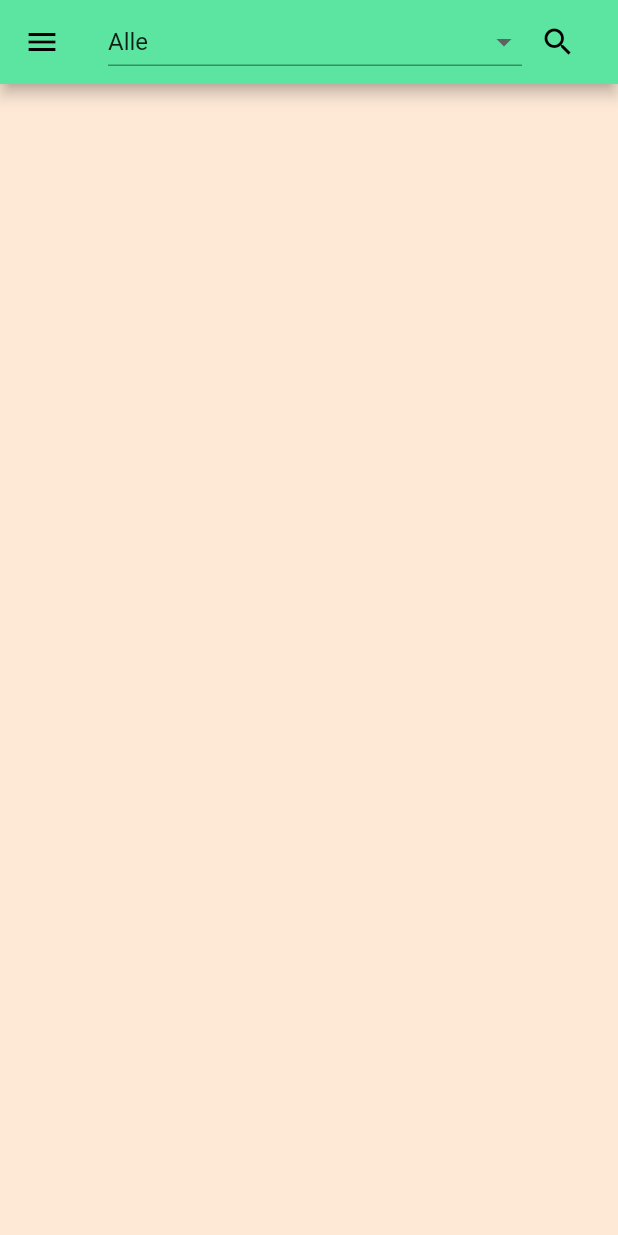
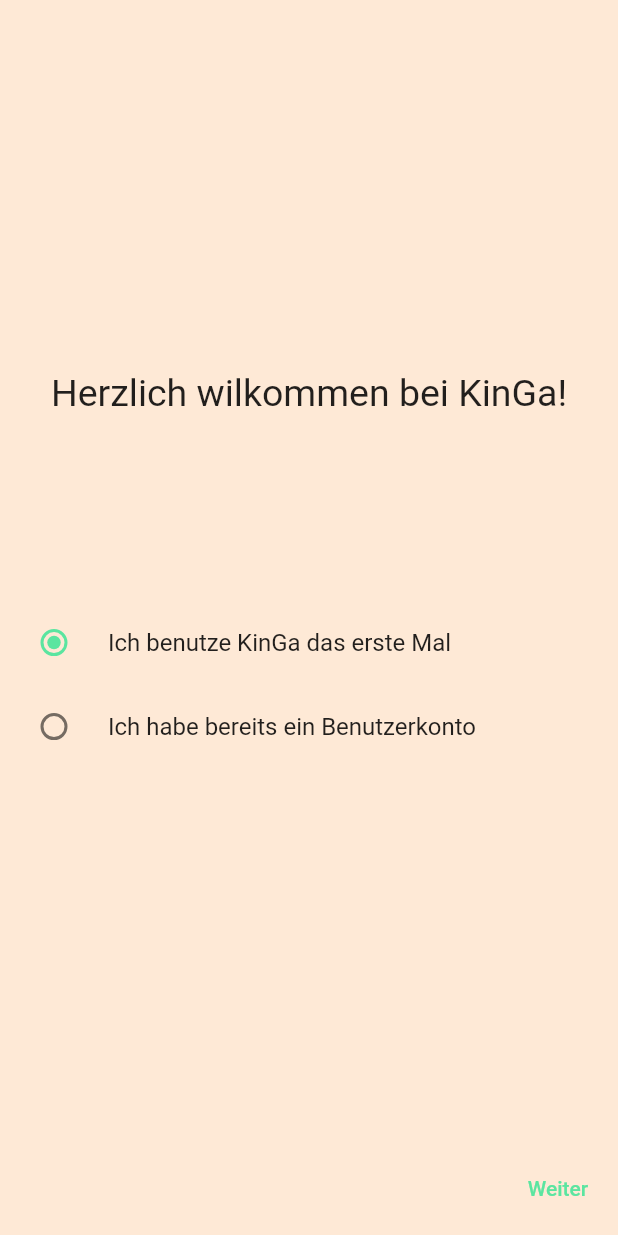
Before and after one commit to ManfredStoiber/KinGa, a Flutter app: the screen it shows after launch, on a phone screen of 412 x 824 dp. Run offline on Flutter 3.47's test engine with Material 2 defaults, Android fonts, the phone set to English and light mode, and no system bars; our stand-ins replace bloc, cloud_firestore, firebase_auth, firebase_core, flutter_bloc, flutter_svg and 2 more; accounts and stored records are empty.

Commit message:
Implemented account management (user registration and login)

```diff
--- a/lib/constants/strings.dart
+++ b/lib/constants/strings.dart
@@ -1,9 +1,13 @@
 
 class Strings {
   static const String allGroups = 'Alle';
+  static const String alreadyRegistered = 'Ich habe bereits ein Benutzerkonto';
+  static const String back = 'Zurück';
   static const String birthday = 'Geburtsdatum';
+  static const String email = 'E-Mail-Adresse';
   static const String feedback = 'Feedback';
   static const String firstname = 'Vorname';
+  static const String greeting = 'Herzlich wilkommen bei KinGa!';
   static const String impressum = 'Impressum';
   static const String infoGeneral = 'Allgemeines';
   static const String infoPickup = 'Abholberechtigte';
@@ -13,8 +17,43 @@ class Strings {
   static const String logout = 'Ausloggen';
   static const String middlename = 'Zweitname(n)';
   static const String newChild = 'Neues Kind';
+  static const String next = 'Weiter';
+  static const String notRegistered = 'Ich benutze KinGa das erste Mal';
+  static const String password = 'Passwort';
+  static const String passwordRepeat = 'Passwort wiederholen';
   static const String permission = 'Berechtigungen';
   static const String search = 'Suche';
   static const String settings = 'Einstellungen';
+  static const String signIn = 'Anmelden';
+  static const String signUp = 'Registrieren';
   static const String support = 'Support';
+  static const String errorEmailAlreadyInUse = 'Es besteht bereits ein Benutzerkonto mit der angegebenen E-Mail-Adresse';
+  static const String errorEmailEmpty = 'E-Mail-Adresse darf nicht leer sein';
+  static const String errorInvalidEmail = 'Die angegebene E-Mail-Adresse ist ungültig';
+  static const String errorInvalidEmailOrPassword = 'E-Mail-Adresse und/oder Passwort ungültig';
+  static const String errorNetwork = 'Verbindung konnte nicht hergestellt werden. Überprüfen Sie ihre Netzwerkverbindung und versuchen Sie es erneut.';
+  static const String errorOccured = 'Es ist ein Fehler aufgetreten';
+  static const String errorPasswordEmpty = 'Passwort darf nicht leer sein';
+  static const String errorRepeatPasswordEmpty = 'Bitte Passwort erneut eingeben';
+  static const String errorRepeatPasswordNotEqual = 'Die beiden Passwörter stimmen nicht überein';
+  static const String errorUnexpected = 'Ein unerwarteter Fehler ist aufgetreten. Bitte versuchen Sie es später erneut, oder kontaktieren Sie den Support, damit wir Ihnen weiterhelfen können';
+  static const String errorUserDisabled = 'Das angegebene Benutzerkonto wurde vorübergehend deaktiviert. Bitte kontaktieren Sie den Support, damit wir Ihnen weiterhelfen können';
+  static const String errorUserNotFound = 'Unter der angegebenen E-Mail-Adresse wurde noch kein Benutzerkonto erstellt';
+  static const String errorWeakPassword = 'Das eingegebene Passwort ist zu schwach. Das Passwort muss mindestens 6 Zeichen lang sein und sollte Sonderzeichen sowie Groß- und Kleinbuchstaben enthalten';
+
+  // Firebase error codes for signInWithEmailAndPassword
+  static const String firebaseErrorInvalidEmail = 'invalid-email';
+  static const String firebaseErrorUserDisabled = 'user-disabled';
+  static const String firebaseErrorUserNotFound = 'user-not-found';
+  static const String firebaseErrorWrongPassword = 'wrong-password';
+
+  // Firebase error codes for createUserWithEmailAndPassword
+  static const String firebaseErrorEmailAlreadyInUse = 'email-already-in-use';
+  //static const String firebaseErrorInvalidEmail = 'invalid-email';
+  static const String firebaseErrorOperationNotAllowed = 'operation-not-allowed';
+  static const String firebaseErrorWeakPassword = 'weak-password';
+
+  // Firebase error codes
+  static const String firebaseErrorNetworkRequestFailed = 'network-request-failed';
+
 }
--- a/lib/main.dart
+++ b/lib/main.dart
@@ -1,9 +1,12 @@
+import 'package:firebase_auth/firebase_auth.dart';
 import 'package:firebase_core/firebase_core.dart';
 import 'package:flutter/material.dart';
 import 'package:flutter_bloc/flutter_bloc.dart';
 import 'package:kinga/constants/colors.dart';
 import 'package:kinga/data/firebase_student_repository.dart';
 import 'package:kinga/ui/attendance_screen.dart';
+import 'package:kinga/ui/setup_screen.dart';
+import 'package:kinga/ui/tabtest.dart';
 import 'domain/students_cubit.dart';
 import 'firebase_options.dart';
 
@@ -19,9 +22,14 @@ void main() async {
 class MyApp extends StatelessWidget {
   const MyApp({Key? key}) : super(key: key);
 
-  // This widget is the root of your application.
   @override
   Widget build(BuildContext context) {
+    // StreamBuilder for distinction if user is authenticated or not
+    return StreamBuilder<User?>(
+      stream: FirebaseAuth.instance.authStateChanges(),
+      builder: (BuildContext context, AsyncSnapshot<User?> snapshot) {
+        if (snapshot.hasData) {
+          // if logged in
           return MultiBlocProvider(
               providers: [
                 BlocProvider(
@@ -41,5 +49,29 @@ class MyApp extends StatelessWidget {
                 home: const AttendanceScreen(),
               ),
             );
+        } else {
+          // if not logged in
+          return MultiBlocProvider(
+            providers: [
+              BlocProvider(
+                create: (context) => StudentsCubit(FirebaseStudentRepository())..getStudents(),
+                child: const AttendanceScreen(),
+              )
+            ],
+            child: MaterialApp(
+              title: 'Flutter Demo',
+              theme: ThemeData(
+                // This is the theme of your application.
+                  primarySwatch: ColorSchemes.kingacolor,
+                  scaffoldBackgroundColor: ColorSchemes.backgroundColor,
+                  backgroundColor: ColorSchemes.backgroundColor,
+                  errorColor: ColorSchemes.errorColor
+              ),
+              home: const SetupScreen(),
+            ),
+          );
+        }
+      },
+    );
   }
 }
--- a/lib/ui/attendance_screen.dart
+++ b/lib/ui/attendance_screen.dart
@@ -1,4 +1,5 @@
 import 'package:cloud_firestore/cloud_firestore.dart';
+import 'package:firebase_auth/firebase_auth.dart';
 import 'package:flutter/material.dart';
 import 'package:flutter_bloc/flutter_bloc.dart';
 import 'package:flutter_svg/flutter_svg.dart';
@@ -234,6 +235,7 @@ class _AttendanceScreenState extends State<AttendanceScreen> {
                 title: const Text(Strings.logout),
                 onTap: () {
                   Navigator.pop(context);
+                  FirebaseAuth.instance.signOut();
                 },
                 leading: Icon(Icons.power_settings_new),
               ),
--- /dev/null
+++ b/lib/ui/setup_screen.dart
@@ -0,0 +1,308 @@
+import 'dart:developer';
+
+import 'package:firebase_auth/firebase_auth.dart';
+import 'package:flutter/cupertino.dart';
+import 'package:flutter/material.dart';
+import 'package:flutter/services.dart';
+import 'package:kinga/constants/strings.dart';
+
+class SetupScreen extends StatefulWidget {
+  const SetupScreen({Key? key}) : super(key: key);
+
+  @override
+  State<SetupScreen> createState() => _SetupScreenState();
+
+}
+
+class _SetupScreenState extends State<SetupScreen> with TickerProviderStateMixin {
+  final _registerFormKey = GlobalKey<FormState>();
+  final _loginFormKey = GlobalKey<FormState>();
+  bool _alreadyRegistered = false;
+  TextEditingController registrationEmailInputController = TextEditingController();
+  TextEditingController registrationPasswordInputController = TextEditingController();
+  TextEditingController registrationPasswordRepeatInputController = TextEditingController();
+
+  TextEditingController loginEmailInputController = TextEditingController();
+  TextEditingController loginPasswordInputController = TextEditingController();
+
+  late TabController _tabController;
+  int _tabIndex = 0;
+  List<Widget> _tabs = [];
+
+  @override
+  void initState() {
+    _tabs = [tab1(), ...tabsNotRegisteredYet()];
+    _tabController = TabController(length: _tabs.length, vsync: this);
+    _tabController.addListener(() {
+      setState(() {
+        _tabIndex = _tabController.index;
+      });
+    });
+    super.initState();
+  }
+
+  @override
+  void dispose() {
+    _tabController.dispose();
+    super.dispose();
+  }
+
+  @override
+  Widget build(BuildContext context) {
+    return Scaffold(
+        bottomNavigationBar: ButtonBar(
+          alignment: MainAxisAlignment.spaceBetween,
+          children: [
+            Visibility(
+              visible: _tabIndex > 0,
+              child: TextButton(
+                onPressed: () {
+                  if (_tabIndex > 0) {
+                    _tabController.animateTo(_tabIndex -1);
+                  }
+                },
+                child: const Text(Strings.back),
+              ),
+            ),
+            TextButton(
+                onPressed: () async {
+                  if (_tabIndex == 0) {
+                    _tabController.animateTo(_tabIndex +1);
+                  } else if (_tabIndex == 1) {
+                    if (_alreadyRegistered) {
+                      submitLoginForm();
+                    } else {
+                      submitRegistrationForm();
+                    }
+                  }
+                },
+                child: Text((){
+                  if (_tabIndex == 1 && _alreadyRegistered) {
+                    return Strings.signIn;
+                  } else if (_tabIndex == 1 && !_alreadyRegistered) {
+                    return Strings.signUp;
+                  } else {
+                    return Strings.next;
+                  }
+                }())
+            )
+          ],
+        ),
+        body: TabBarView(controller: _tabController, children: [
+          tab1(),
+          ..._alreadyRegistered
+              ? tabsAlreadyRegistered()
+              : tabsNotRegisteredYet()
+        ])
+      );
+  }
+
+  Widget tab1() {
+    return Column(
+      mainAxisAlignment: MainAxisAlignment.center,
+      children: [
+        Expanded(flex: 2,child: Container(),),
+        Center(child: Text(style: TextStyle(fontSize: 25), Strings.greeting)),
+        Expanded(child: Container(),),
+        RadioListTile(
+            title: const Text(Strings.notRegistered),
+            value: false,
+            groupValue: _alreadyRegistered,
+            onChanged: (value) {
+              setState(() {
+                _alreadyRegistered = false;
+                _tabs = [tab1(), ...tabsNotRegisteredYet()];
+                _tabController.dispose();
+                _tabController = TabController(length: _tabs.length, vsync: this);
+                _tabController.addListener(() {
+                  setState(() {
+                    _tabIndex = _tabController.index;
+                  });
+                });
+              });
+            }),
+        RadioListTile(
+            title: const Text(Strings.alreadyRegistered),
+            value: true,
+            groupValue: _alreadyRegistered,
+            onChanged: (value) {
+              setState(() {
+                _alreadyRegistered = true;
+                _tabs = [tab1(), ...tabsAlreadyRegistered()];
+                _tabController.dispose();
+                _tabController = TabController(length: _tabs.length, vsync: this);
+                _tabController.addListener(() {
+                  setState(() {
+                    _tabIndex = _tabController.index;
+                  });
+                });
+              });
+            }),
+        Expanded(flex: 2,child: Container(),)
+      ],
+    );
+  }
+
+  List<Widget> tabsAlreadyRegistered() {
+    return [
+      Container(
+        padding: const EdgeInsets.all(40),
+        child: Form(
+          key: _loginFormKey,
+          child: Column(
+            mainAxisAlignment: MainAxisAlignment.center,
+            children: [
+              TextFormField(
+                textInputAction: TextInputAction.next,
+                controller: loginEmailInputController,
+                decoration: InputDecoration(labelText: Strings.email),
+                validator: emailValidator,
+                inputFormatters: [FilteringTextInputFormatter.deny(new RegExp(r"\s\b|\b\s"))],
+              ),
+              TextFormField(
+                obscureText: true,
+                onFieldSubmitted: (value) => submitLoginForm(),
+                controller: loginPasswordInputController,
+                decoration: InputDecoration(labelText: Strings.password),
+                validator: passwordValidator,
+                inputFormatters: [FilteringTextInputFormatter.deny(new RegExp(r"\s\b|\b\s"))],
+              ),
+            ],
+          ),
+        ),
+      ),
+    ];
+  }
+
+  List<Widget> tabsNotRegisteredYet() {
+    return [
+      Container(
+        padding: const EdgeInsets.all(40),
+        child: Form(
+          key: _registerFormKey,
+          child: Column(
+            mainAxisAlignment: MainAxisAlignment.center,
+            children: [
+              TextFormField(
+                textInputAction: TextInputAction.next,
+                controller: registrationEmailInputController,
+                decoration: InputDecoration(labelText: Strings.email),
+                validator: emailValidator,
+                inputFormatters: [FilteringTextInputFormatter.deny(new RegExp(r"\s\b|\b\s"))],
+              ),
+              TextFormField(
+                obscureText: true,
+                textInputAction: TextInputAction.next,
+                controller: registrationPasswordInputController,
+                decoration: InputDecoration(
+                  labelText: Strings.password,
+                ),
+                validator: passwordValidator,
+                inputFormatters: [FilteringTextInputFormatter.deny(new RegExp(r"\s\b|\b\s"))],
+              ),
+              TextFormField(
+                obscureText: true,
+                controller: registrationPasswordRepeatInputController,
+                decoration: InputDecoration(labelText: Strings.passwordRepeat),
+                validator: (value) {
+                  if (value == null || value.isEmpty) {
+                    return Strings.errorRepeatPasswordEmpty;
+                  } else if (value != registrationPasswordInputController.text) {
+                    return Strings.errorRepeatPasswordNotEqual;
+                  }
+                  return null;
+                },
+                inputFormatters: [FilteringTextInputFormatter.deny(new RegExp(r"\s\b|\b\s"))],
+              ),
+            ],
+          ),
+        ),
+      ),
+    ];
+  }
+
+  void submitLoginForm() async {
+    if (_loginFormKey.currentState!.validate()) {
+      try {
+        await FirebaseAuth.instance.signInWithEmailAndPassword(email: loginEmailInputController.text, password: loginPasswordInputController.text);
+      } on FirebaseAuthException catch(e) {
+        switch(e.code) {
+          case Strings.firebaseErrorInvalidEmail:
+          case Strings.firebaseErrorWrongPassword:
+            ScaffoldMessenger.of(context)
+                .showSnackBar(const SnackBar(content: Text(Strings.errorInvalidEmailOrPassword)));
+            break;
+          case Strings.firebaseErrorUserDisabled:
+            ScaffoldMessenger.of(context)
+                .showSnackBar(const SnackBar(content: Text(Strings.errorUserDisabled)));
+            break;
+          case Strings.firebaseErrorUserNotFound:
+            ScaffoldMessenger.of(context)
+                .showSnackBar(const SnackBar(content: Text(Strings.errorUserNotFound)));
+            break;
+          case Strings.firebaseErrorNetworkRequestFailed:
+            ScaffoldMessenger.of(context)
+                .showSnackBar(const SnackBar(content: Text(Strings.errorNetwork)));
+            break;
+          default:
+            ScaffoldMessenger.of(context)
+                .showSnackBar(SnackBar(content: Text("${Strings.errorUnexpected}. Fehlercode: ${e.code}")));
+            break;
+        }
+      } catch(e) {
+        ScaffoldMessenger.of(context)
+            .showSnackBar(SnackBar(content: Text("${Strings.errorUnexpected}. Fehler: ${e.toString()}")));
+      }
+    }
+  }
+
+  void submitRegistrationForm() async {
+    if (_registerFormKey.currentState!.validate()) {
+      try {
+        await FirebaseAuth.instance.createUserWithEmailAndPassword(email: registrationEmailInputController.text, password: registrationPasswordInputController.text);
+      } on FirebaseAuthException catch(e) {
+        switch (e.code) {
+          case Strings.firebaseErrorEmailAlreadyInUse:
+            ScaffoldMessenger.of(context)
+                .showSnackBar(const SnackBar(content: Text(Strings.errorEmailAlreadyInUse)));
+            break;
+          case Strings.firebaseErrorInvalidEmail:
+            ScaffoldMessenger.of(context)
+                .showSnackBar(const SnackBar(content: Text(Strings.errorInvalidEmail)));
+            break;
+          case Strings.firebaseErrorWeakPassword:
+            ScaffoldMessenger.of(context)
+                .showSnackBar(const SnackBar(content: Text(Strings.errorWeakPassword)));
+            break;
+          case Strings.firebaseErrorNetworkRequestFailed:
+            ScaffoldMessenger.of(context)
+                .showSnackBar(const SnackBar(content: Text(Strings.errorNetwork)));
+            break;
+          case Strings.firebaseErrorOperationNotAllowed:
+          default:
+          ScaffoldMessenger.of(context)
+              .showSnackBar(SnackBar(content: Text("${Strings.errorUnexpected}. Fehlercode: ${e.code}")));
+          break;
+        }
+      } catch(e) {
+        ScaffoldMessenger.of(context)
+            .showSnackBar(SnackBar(content: Text("${Strings.errorUnexpected}. Fehler: ${e.toString()}")));
+      }
+    }
+  }
+
+  String? emailValidator(value) {
+    if (value == null || value.isEmpty) {
+      return Strings.errorEmailEmpty;
+    }
+    return null;
+  }
+
+  String? passwordValidator(value) {
+    if (value == null || value.isEmpty) {
+      return Strings.errorPasswordEmpty;
+    }
+    return null;
+  }
+
+}
--- a/pubspec.yaml
+++ b/pubspec.yaml
@@ -42,6 +42,8 @@ dependencies:
   image_cropper: ^3.0.0
   bloc: ^8.1.0
   flutter_bloc: ^8.1.1
+  flutter_launcher_icons: ^0.10.0
+  firebase_auth: ^3.11.2
 
 dev_dependencies:
   flutter_test:
```
Also changed, not shown: lib/ui/tabtest.dart (added, +59 -0 lines). Lines whose indentation alone changed are shown as unchanged.
